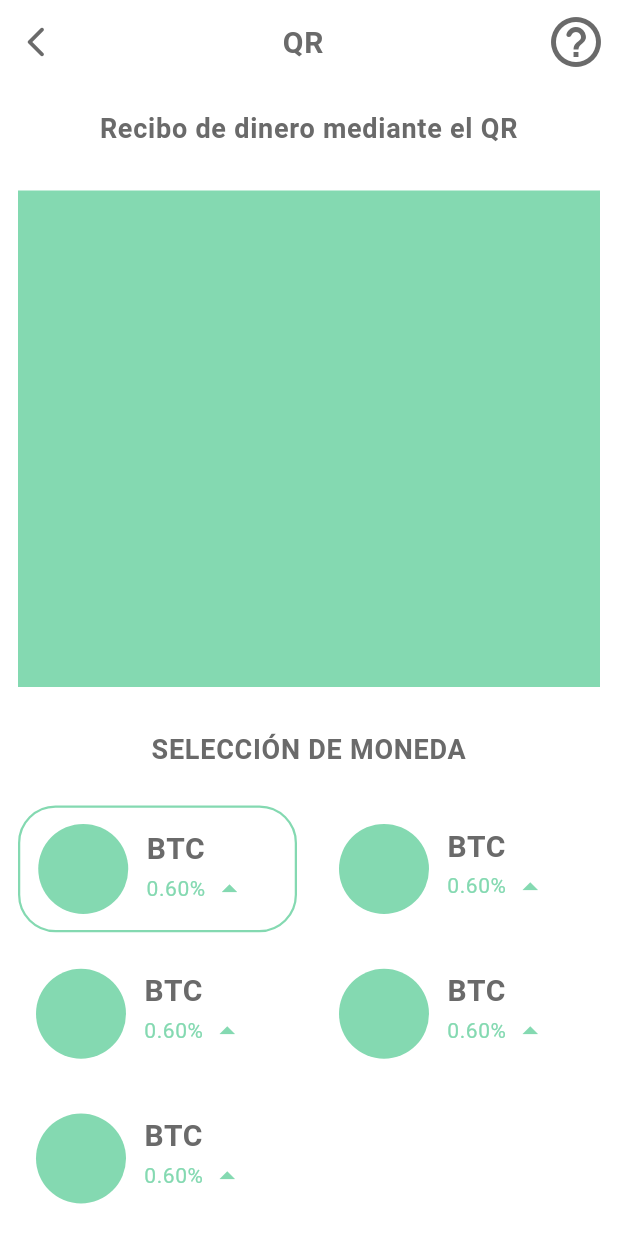
After one commit to camilaborinsky/hackit-ba-2022-equipo-404, a Flutter app: the ChargeScreen screen opened by its route, swiped to page 2, on a phone screen of 412 x 824 dp. The commit adds this screen. Run offline on Flutter 3.47's test engine with Material 2 defaults, Android fonts, the phone set to English and light mode, and no system bars; our stand-ins replace dio, equatable, responsive_builder; Roboto replaces fonts that are missing (SF-Pro-Rounded).

Commit message:
pages for pay flow

```diff
--- a/cashop_frontend/lib/data/api/api_response.dart
+++ b/cashop_frontend/lib/data/api/api_response.dart
@@ -17,7 +17,6 @@ class ApiResponse<T> extends Equatable {
     return ApiResponse<T>(
       url:
           "${error.requestOptions.path}/${error.requestOptions.queryParameters}",
-
       statusCode: error.response?.statusCode ?? 500,
     );
   }
@@ -35,7 +34,7 @@ class ApiResponse<T> extends Equatable {
   final int statusCode;
 
   bool get success {
-    return statusCode <300 && statusCode >=200;
+    return statusCode < 300 && statusCode >= 200;
   }
 
   Map<String, dynamic> toJson() => <String, dynamic>{
@@ -45,6 +44,5 @@ class ApiResponse<T> extends Equatable {
       };
 
   @override
-  List<Object?> get props =>
-      <Object?>[url, data, statusCode];
+  List<Object?> get props => <Object?>[url, data, statusCode];
 }
--- a/cashop_frontend/lib/data/api/cashop_api.dart
+++ b/cashop_frontend/lib/data/api/cashop_api.dart
@@ -1,5 +1,4 @@
 import 'dart:developer' as developer;
-
 
 import 'package:cashop_frontend/data/api/api_response.dart';
 import 'package:dio/dio.dart';
--- a/cashop_frontend/lib/ui/components/charge_row_item.dart
+++ b/cashop_frontend/lib/ui/components/charge_row_item.dart
@@ -29,7 +29,9 @@ class ChargeRowItem extends StatelessWidget {
                     style: Theme.of(context).textTheme.bodyText1,
                     children: [
                   TextSpan(
-                      text: ',${((charge.price.amount -charge.price.amount.floor())*100).toInt()}', style: Theme.of(context).textTheme.bodyText2)
+                      text:
+                          ',${((charge.price.amount - charge.price.amount.floor()) * 100).toInt()}',
+                      style: Theme.of(context).textTheme.bodyText2)
                 ])),
             const Spacer(),
             Text(
--- a/cashop_frontend/lib/ui/components/list_header.dart
+++ b/cashop_frontend/lib/ui/components/list_header.dart
@@ -8,7 +8,7 @@ class ListHeader extends StatelessWidget {
   @override
   Widget build(BuildContext context) {
     return Padding(
-      padding: const EdgeInsets.only(top: 8, left: 16, right:16),
+      padding: const EdgeInsets.only(top: 8, left: 16, right: 16),
       child: Row(
         children: [
           Text(
--- a/cashop_frontend/lib/ui/layouts/mobile_scaffold.dart
+++ b/cashop_frontend/lib/ui/layouts/mobile_scaffold.dart
@@ -3,14 +3,15 @@ import 'package:cashop_frontend/ui/components/bottom_navigation.dart';
 import 'package:flutter/material.dart';
 
 class MobileScaffold extends StatelessWidget {
-  const MobileScaffold({Key? key, required this.child}) : super(key: key);
+  const MobileScaffold({Key? key, required this.child, this.withFloating = true}) : super(key: key);
   final Widget child;
+  final bool withFloating;
 
   @override
   Widget build(BuildContext context) {
     return Scaffold(
         body: SafeArea(child: child),
         floatingActionButtonLocation: FloatingActionButtonLocation.centerDocked,
-        floatingActionButton: QRFloatingActionButton());
+        floatingActionButton: withFloating ? QRFloatingActionButton(): null);
   }
 }
--- a/cashop_frontend/lib/ui/layouts/web_scaffold.dart
+++ b/cashop_frontend/lib/ui/layouts/web_scaffold.dart
@@ -3,14 +3,15 @@ import 'package:cashop_frontend/ui/components/bottom_navigation.dart';
 import 'package:flutter/material.dart';
 
 class WebScaffold extends StatelessWidget {
-  const WebScaffold({Key? key, required this.child}) : super(key: key);
+  const WebScaffold({Key? key, required this.child, this.withFloating = true}) : super(key: key);
   final Widget child;
+  final bool withFloating;
   @override
   Widget build(BuildContext context) {
     return Scaffold(
       floatingActionButtonLocation: FloatingActionButtonLocation.centerDocked,
       backgroundColor: ColorPalette.white,
-      floatingActionButton: QRFloatingActionButton(),
+      floatingActionButton: withFloating ? QRFloatingActionButton() : null,
       // appBar: AppBar(
       //   iconTheme: const IconThemeData(color: ColorPalette.capeCod),
       //   automaticallyImplyLeading: state.business != null,
--- /dev/null
+++ b/cashop_frontend/lib/ui/screens/charge_screen.dart
@@ -0,0 +1,374 @@
+import 'package:cashop_frontend/layout/responsive_interface.dart';
+import 'package:cashop_frontend/style/color_palette.dart';
+import 'package:cashop_frontend/style/font_family.dart';
+import 'package:cashop_frontend/ui/layouts/mobile_scaffold.dart';
+import 'package:cashop_frontend/ui/layouts/web_scaffold.dart';
+import 'package:flutter/material.dart';
+
+class ChargeScreen extends StatefulWidget {
+  const ChargeScreen({Key? key}) : super(key: key);
+
+  @override
+  State<ChargeScreen> createState() => _ChargeScreenState();
+}
+
+class _ChargeScreenState extends State<ChargeScreen> {
+  @override
+  Widget build(BuildContext context) {
+    return ResponsiveWidget(
+        web: WebScaffold(withFloating: false, child: _buildComponent(context)),
+        mobile: MobileScaffold(
+            withFloating: false, child: _buildComponent(context)),
+        tablet: MobileScaffold(
+          withFloating: false,
+          child: _buildComponent(context),
+        ),
+        other: MobileScaffold(
+          withFloating: false,
+          child: _buildComponent(context),
+        ));
+  }
+
+  Widget _buildComponent(BuildContext context) {
+    return Column(
+      children: <Widget>[
+        Row(
+          mainAxisAlignment: MainAxisAlignment.spaceBetween,
+          children: [
+            IconButton(
+                onPressed: () {
+                  Navigator.of(context).pop();
+                },
+                icon: const Icon(
+                  Icons.arrow_back_ios_new_rounded,
+                  color: ColorPalette.doveGrey,
+                )),
+            Text(
+              'QR',
+              style: Theme.of(context)
+                  .textTheme
+                  .bodyText1
+                  ?.copyWith(fontWeight: FontWeight.bold),
+            ),
+            IconButton(
+              iconSize: 40,
+              onPressed: () {},
+              icon: const Icon(
+                Icons.help_outline_rounded,
+                color: ColorPalette.doveGrey,
+              ),
+              color: ColorPalette.athensGrey,
+            ),
+          ],
+        ),
+        Flexible(
+            fit: FlexFit.tight,
+            child: PageView(
+              children: const <Widget>[PriceInputPage(), QRPage()],
+            ))
+      ],
+    );
+  }
+}
+
+class PriceInputPage extends StatefulWidget {
+  const PriceInputPage({Key? key}) : super(key: key);
+
+  @override
+  State<PriceInputPage> createState() => _PriceInputPageState();
+}
+
+class _PriceInputPageState extends State<PriceInputPage> {
+  late final TextEditingController _textEditingController;
+
+  @override
+  void initState() {
+    _textEditingController =
+        TextEditingController.fromValue(const TextEditingValue(text: '\$0'));
+    super.initState();
+  }
+
+  @override
+  Widget build(BuildContext context) {
+    return Column(
+      children: [
+        const Spacer(),
+        Padding(
+          padding: const EdgeInsets.all(8.0),
+          child: Text(
+            "Ingresar monto a cobrar",
+            style: Theme.of(context).textTheme.bodyText1?.copyWith(
+                fontSize: 18,
+                fontWeight: FontWeight.bold,
+                fontFamily: FontFamily.sfProDisplay),
+            textAlign: TextAlign.center,
+          ),
+        ),
+        Padding(
+          padding: const EdgeInsets.symmetric(horizontal: 90),
+          child: Container(
+            width: 200,
+            child: TextFormField(
+              textAlign: TextAlign.center,
+              controller: _textEditingController,
+              autofocus: true,
+              showCursor: true,
+              onChanged: (String? value) {},
+              decoration: InputDecoration(
+                  border: InputBorder.none,
+                  enabledBorder: InputBorder.none,
+                  focusedBorder: InputBorder.none,
+
+                  // prefixText: '\$',
+                  prefixStyle: Theme.of(context).textTheme.headline1?.copyWith(
+                      fontFamily: FontFamily.sfProDisplay, fontSize: 25)),
+              keyboardType: TextInputType.number,
+              style: Theme.of(context)
+                  .textTheme
+                  .headline1
+                  ?.copyWith(fontFamily: FontFamily.sfProDisplay),
+            ),
+          ),
+        ),
+        const Spacer(),
+        Align(
+          alignment: Alignment.bottomCenter,
+          child: Padding(
+            padding: const EdgeInsets.symmetric(vertical: 16),
+            child: ActionIconButton(
+                primary: true,
+                iconData: Icons.qr_code_2_rounded,
+                text: 'Generar QR',
+                onPressed: () {}),
+          ),
+        )
+      ],
+    );
+  }
+}
+
+class QRPage extends StatefulWidget {
+  const QRPage({Key? key}) : super(key: key);
+
+  @override
+  State<QRPage> createState() => _QRPageState();
+}
+
+class _QRPageState extends State<QRPage> {
+  late int currentCoin;
+
+  @override
+  void initState() {
+    currentCoin = 0;
+    super.initState();
+  }
+
+  @override
+  Widget build(BuildContext context) {
+    return ListView(
+      children: [
+        Padding(
+          padding: const EdgeInsets.symmetric(vertical: 16, horizontal: 20),
+          child: Text(
+            'Recibo de dinero mediante el QR',
+            style: Theme.of(context).textTheme.bodyText1?.copyWith(
+                fontSize: 18,
+                fontWeight: FontWeight.bold,
+                fontFamily: FontFamily.sfProDisplay),
+            textAlign: TextAlign.center,
+          ),
+        ),
+        Padding(
+          padding: const EdgeInsets.all(12),
+          child: SizedBox(
+            width: 331,
+            height: 331,
+            child: _generateQRCode(),
+          ),
+        ),
+        Padding(
+          padding:
+              const EdgeInsets.only(top: 16, bottom: 24, left: 8, right: 8),
+          child: Text(
+            "SELECCIÓN DE MONEDA",
+            style: Theme.of(context).textTheme.bodyText1?.copyWith(
+                fontSize: 18,
+                fontWeight: FontWeight.bold,
+                fontFamily: FontFamily.sfProDisplay),
+            textAlign: TextAlign.center,
+          ),
+        ),
+        GridView.count(
+          primary: false,
+          padding: EdgeInsets.symmetric(horizontal: 12),
+          shrinkWrap: true,
+          childAspectRatio: 132 / 60,
+          crossAxisCount: 2,
+          crossAxisSpacing: 16,
+          mainAxisSpacing: 12,
+          children: List.generate(
+              5,
+              (index) => InkWell(
+                  onTap: () {
+                    if (index != currentCoin) {
+                      setState(() {
+                        currentCoin = index;
+                      });
+                      //TODO: regenerar QR
+                    }
+                  },
+                  child: AvailableCoinItem(selected: index == currentCoin))),
+        ),
+        Padding(
+          padding: const EdgeInsets.symmetric(horizontal: 30, vertical: 20),
+          child: Row(
+            mainAxisAlignment: MainAxisAlignment.center,
+            children: [
+              ActionIconButton(
+                  iconData: Icons.download_rounded,
+                  text: 'Guardar',
+                  onPressed: () {}),
+              const SizedBox(
+                width: 20,
+              ),
+              ActionIconButton(
+                onPressed: () {},
+                iconData: Icons.check_rounded,
+                primary: true,
+                text: 'Listo',
+              ),
+              const SizedBox(
+                width: 20,
+              ),
+              ActionIconButton(
+                onPressed: () {},
+                iconData: Icons.share,
+                text: 'Compartir',
+              ),
+              const SizedBox(
+                width: 20,
+              ),
+            ],
+          ),
+        ),
+      ],
+    );
+  }
+
+  Widget _generateQRCode() {
+    return Container(
+      color: ColorPalette.algaeGreen,
+    ); // TODO: aca va el QR
+  }
+}
+
+class ActionIconButton extends StatelessWidget {
+  const ActionIconButton({
+    Key? key,
+    required this.iconData,
+    required this.text,
+    required this.onPressed,
+    this.primary = false,
+  }) : super(key: key);
+
+  final IconData iconData;
+  final String text;
+  final bool primary;
+  final void Function() onPressed;
+
+  @override
+  Widget build(BuildContext context) {
+    return InkWell(
+      onTap: onPressed,
+      child: Column(
+        children: [
+          Container(
+              decoration: BoxDecoration(
+                  color: primary
+                      ? ColorPalette.algaeGreen
+                      : ColorPalette.athensGrey,
+                  shape: BoxShape.circle),
+              width: primary ? 80 : 70,
+              height: primary ? 80 : 70,
+              child: Icon(
+                iconData,
+                size: primary ? 45 : 30,
+                color: primary ? ColorPalette.white : ColorPalette.algaeGreen,
+              )),
+          const SizedBox(
+            height: 8,
+          ),
+          Text(
+            text,
+            style: Theme.of(context).textTheme.caption,
+          )
+        ],
+      ),
+    );
+  }
+}
+
+class AvailableCoinItem extends StatelessWidget {
+  const AvailableCoinItem({Key? key, required this.selected}) : super(key: key);
+
+  final bool selected;
+
+  @override
+  Widget build(BuildContext context) {
+    return Container(
+      padding: EdgeInsets.symmetric(vertical: 8, horizontal: 12),
+      decoration: BoxDecoration(
+        borderRadius: BorderRadius.circular(25),
+        border: selected
+            ? Border.all(color: ColorPalette.algaeGreen, width: 1.5)
+            : null,
+      ),
+      child: Row(
+        crossAxisAlignment: CrossAxisAlignment.center,
+        mainAxisAlignment: MainAxisAlignment.start,
+        children: [
+          CircleAvatar(
+            radius: 30,
+            backgroundColor: ColorPalette.algaeGreen,
+          ),
+          SizedBox(
+            width: 12,
+          ),
+          Column(
+            crossAxisAlignment: CrossAxisAlignment.start,
+            children: [
+              Padding(
+                padding: const EdgeInsets.only(top: 4.0),
+                child: Text(
+                  'BTC',
+                  style: Theme.of(context)
+                      .textTheme
+                      .bodyText1
+                      ?.copyWith(fontWeight: FontWeight.bold),
+                ),
+              ),
+              Row(
+                children: [
+                  Text(
+                    '0.60%',
+                    style: Theme.of(context)
+                        .textTheme
+                        .caption
+                        ?.copyWith(color: ColorPalette.algaeGreen),
+                  ),
+                  SizedBox(
+                    width: 4,
+                  ),
+                  Icon(
+                    Icons.arrow_drop_up_outlined,
+                    color: ColorPalette.algaeGreen,
+                  )
+                ],
+              )
+            ],
+          )
+        ],
+      ),
+    );
+  }
+}
```
Also changed, not shown: cashop_frontend/lib/app.dart (+5 -2 lines), cashop_frontend/lib/ui/components/account_header.dart (+48 -16 lines), cashop_frontend/lib/ui/components/bottom_navigation.dart (+19 -13 lines), cashop_frontend/lib/ui/components/coin_row.dart (+21 -8 lines), cashop_frontend/lib/ui/screens/home_screen.dart (+14 -11 lines).
